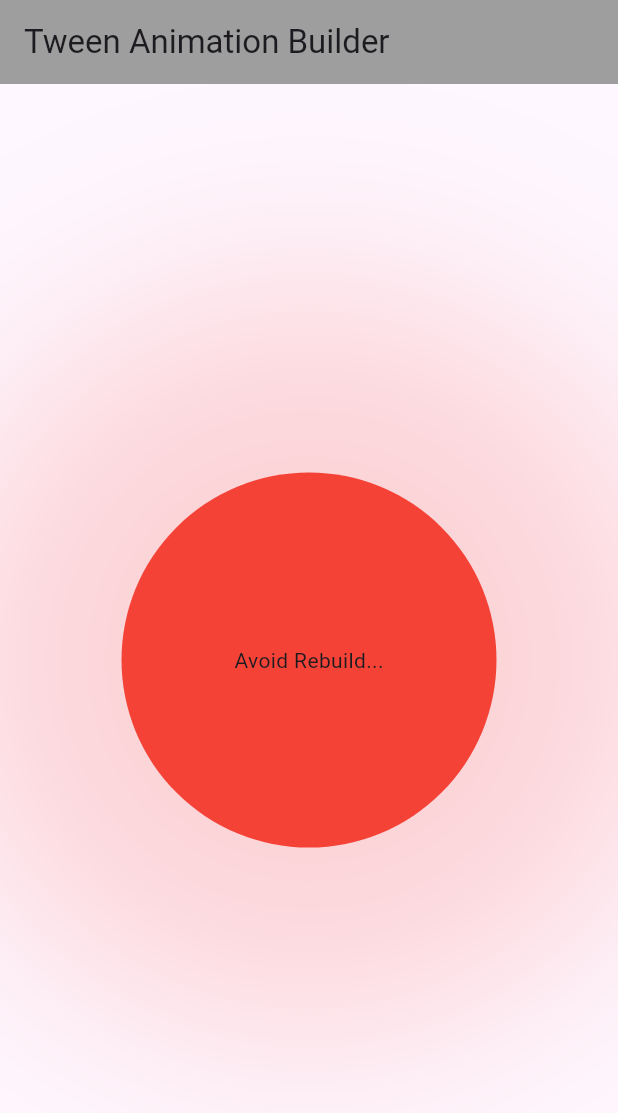
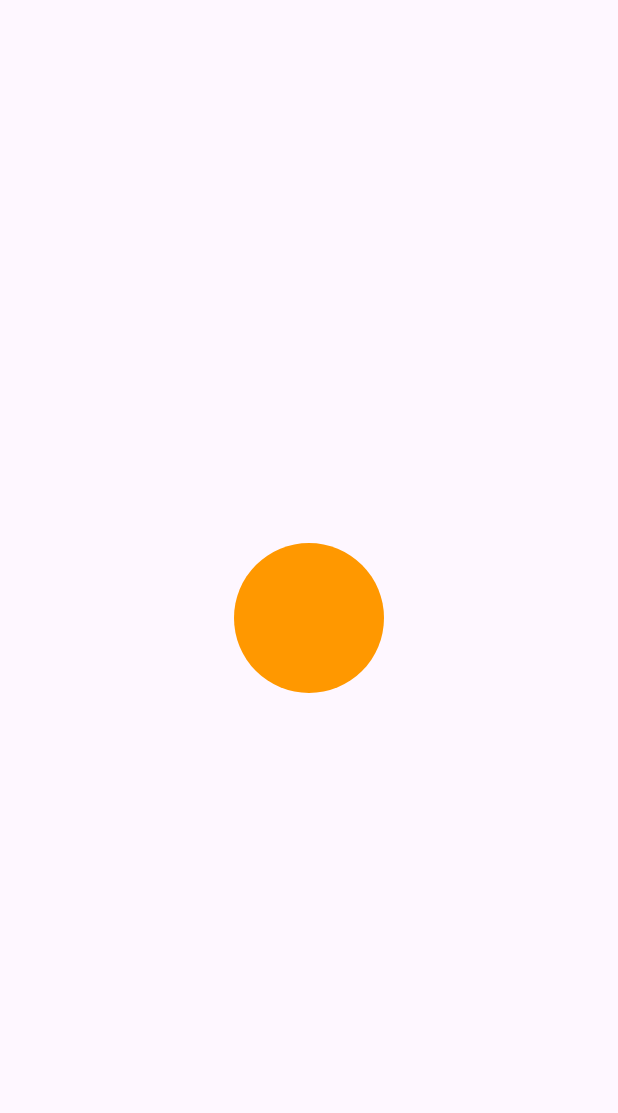
Before and after one commit to AbdullahProjects/Flutter_Animations, a Flutter app: the screen it shows after launch, on a phone screen of 412 x 824 dp. Shown: the top 1113 px of the screen. Run offline on Flutter 3.47's test engine with Material 3 defaults, Android fonts, the phone set to English and light mode, and no system bars; missing offline and left inert: dart:ffi.

Commit message:
page route builder animation ; splash screen animation

```diff
--- a/lib/main.dart
+++ b/lib/main.dart
@@ -5,6 +5,7 @@ import 'package:animations_rivan_sir/implicit_animations/animated_color_palatte.
 import 'package:animations_rivan_sir/implicit_animations/animated_shopping_cart_button.dart';
 import 'package:animations_rivan_sir/implicit_animations/implicit_animations_all.dart';
 import 'package:animations_rivan_sir/implicit_animations/tween_animation_builder.dart';
+import 'package:animations_rivan_sir/page_route_builder_animation/splash_animation.dart';
 import 'package:flutter/material.dart';
 
 void main() {
@@ -26,7 +27,7 @@ class MyApp extends StatelessWidget {
       // implicit animations ---------------------------------------------------
       // home: AnimatedColorPalatte(),
       // home: AnimatedShoppingCartButton(),
-      home: TweenAnimationBuilderWidget(),
+      // home: TweenAnimationBuilderWidget(),
       // home: ImplicitAnimationsAll(),
       // explicit animations ---------------------------------------------------
       // home: LoginPageAnimations(),
@@ -35,6 +36,7 @@ class MyApp extends StatelessWidget {
       //   color: Colors.blue,
       //   progress: 0.65,
       // ),
+      home: SplashAnimation(),
     );
   }
 }
--- /dev/null
+++ b/lib/page_route_builder_animation/splash_animation.dart
@@ -0,0 +1,85 @@
+import 'dart:async';
+import 'package:flutter/material.dart';
+
+class SplashAnimation extends StatefulWidget {
+  const SplashAnimation({super.key});
+
+  @override
+  State<SplashAnimation> createState() => _SplashAnimationState();
+}
+
+class _SplashAnimationState extends State<SplashAnimation>
+    with SingleTickerProviderStateMixin {
+  late AnimationController _controller;
+  late Animation<double> scaleAnimation;
+
+  @override
+  void initState() {
+    super.initState();
+    _controller = AnimationController(
+        vsync: this, duration: const Duration(milliseconds: 500));
+    _controller.addListener(() {
+      if (_controller.isCompleted) {
+        Navigator.of(context).push(
+          PageRouteBuilder(
+            pageBuilder: (context, animation, secondaryAnimation) {
+              return const Destination();
+            },
+            transitionsBuilder:
+                (context, animation, secondaryAnimation, child) {
+              return FadeTransition(
+                opacity: animation,
+                child: child,
+              );
+            },
+          ),
+        );
+        Timer.periodic(const Duration(milliseconds: 500), (timer) {
+          _controller.reset();
+        });
+      }
+    });
+    scaleAnimation = Tween<double>(begin: 1, end: 15).animate(_controller);
+  }
+
+  @override
+  Widget build(BuildContext context) {
+    return Scaffold(
+      body: Center(
+        child: GestureDetector(
+          onTap: () {
+            _controller.forward();
+          },
+          child: ScaleTransition(
+            scale: scaleAnimation,
+            child: Container(
+              width: 100,
+              height: 100,
+              decoration: BoxDecoration(
+                shape: BoxShape.circle,
+                color: Colors.orange,
+              ),
+            ),
+          ),
+        ),
+      ),
+    );
+  }
+}
+
+class Destination extends StatelessWidget {
+  const Destination({super.key});
+
+  @override
+  Widget build(BuildContext context) {
+    return Scaffold(
+      appBar: AppBar(
+        title: Text("Destination"),
+        backgroundColor: Colors.white,
+      ),
+      body: Container(
+        color: Colors.blue,
+      ),
+    );
+  }
+}
```
